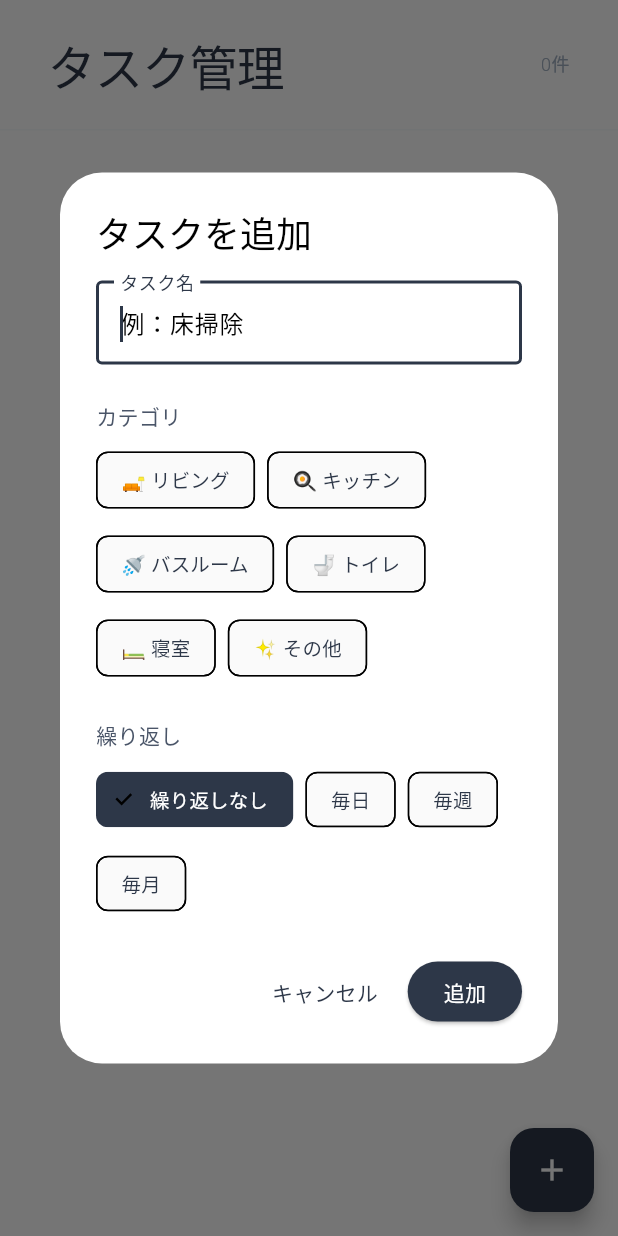
After one commit to kouki2000/owl_clean, a Flutter app: the TaskPage screen opened directly, after a tap on "タスクを追加", on a phone screen of 412 x 824 dp. The commit adds this screen. Run offline on Flutter 3.47's test engine with Material 3 defaults, Android fonts, the phone set to English and light mode, and no system bars; our stand-ins replace sqflite, table_calendar; accounts and stored records are empty.

Commit message:
feat：タスクページ追加

```diff
--- a/lib/main.dart
+++ b/lib/main.dart
@@ -1,10 +1,14 @@
 import 'package:flutter/material.dart';
 import 'package:flutter/services.dart';
+import 'package:intl/date_symbol_data_local.dart';
 import 'app.dart';
 
-void main() {
+void main() async {
   // Flutter Bindingの初期化
   WidgetsFlutterBinding.ensureInitialized();
+
+  // 日本語ロケールを初期化
+  await initializeDateFormatting('ja_JP');
 
   // ステータスバーの設定
   SystemChrome.setSystemUIOverlayStyle(
--- /dev/null
+++ b/lib/views/menu/task_page.dart
@@ -0,0 +1,438 @@
+import 'package:flutter/material.dart';
+import 'package:provider/provider.dart';
+import '../../utils/colors.dart';
+import '../../utils/constants.dart';
+import '../../viewmodels/task_viewmodel.dart';
+import '../../models/task.dart';
+import '../../models/task_category.dart';
+import '../../services/database_service.dart';
+
+/// タスク管理画面
+class TaskPage extends StatefulWidget {
+  const TaskPage({super.key});
+
+  @override
+  State<TaskPage> createState() => _TaskPageState();
+}
+
+class _TaskPageState extends State<TaskPage> {
+  List<TaskCategory> _categories = [];
+
+  @override
+  void initState() {
+    super.initState();
+    _loadCategories();
+  }
+
+  Future<void> _loadCategories() async {
+    final categories = await DatabaseService.instance.getCategories();
+    setState(() {
+      _categories = categories;
+    });
+  }
+
+  @override
+  Widget build(BuildContext context) {
+    return Scaffold(
+      backgroundColor: AppColors.white,
+      body: SafeArea(
+        child: Column(
+          children: [
+            // ヘッダー
+            _buildHeader(),
+
+            // タスク一覧
+            Expanded(
+              child: Consumer<TaskViewModel>(
+                builder: (context, viewModel, child) {
+                  final tasks = viewModel.tasks;
+
+                  if (tasks.isEmpty) {
+                    return Center(
+                      child: Column(
+                        mainAxisAlignment: MainAxisAlignment.center,
+                        children: [
+                          const Text('✨', style: TextStyle(fontSize: 48)),
+                          const SizedBox(height: AppSpacing.lg),
+                          Text(
+                            'タスクがありません',
+                            style: AppTextStyles.body.copyWith(
+                              color: AppColors.gray400,
+                            ),
+                          ),
+                          const SizedBox(height: AppSpacing.lg),
+                          ElevatedButton.icon(
+                            onPressed: () => _showAddTaskDialog(context),
+                            icon: const Icon(Icons.add, size: 20),
+                            label: const Text('タスクを追加'),
+                            style: ElevatedButton.styleFrom(
+                              backgroundColor: AppColors.gray800,
+                              foregroundColor: AppColors.white,
+                              padding: const EdgeInsets.symmetric(
+                                horizontal: AppSpacing.xl,
+                                vertical: AppSpacing.md,
+                              ),
+                            ),
+                          ),
+                        ],
+                      ),
+                    );
+                  }
+
+                  return ListView.builder(
+                    padding: const EdgeInsets.all(AppSpacing.lg),
+                    itemCount: tasks.length,
+                    itemBuilder: (context, index) {
+                      final task = tasks[index];
+                      return _buildTaskItem(task, viewModel);
+                    },
+                  );
+                },
+              ),
+            ),
+          ],
+        ),
+      ),
+      // フローティングボタン
+      floatingActionButton: FloatingActionButton(
+        onPressed: () => _showAddTaskDialog(context),
+        backgroundColor: AppColors.gray800,
+        child: const Icon(Icons.add, color: AppColors.white),
+      ),
+    );
+  }
+
+  /// ヘッダー
+  Widget _buildHeader() {
+    return Container(
+      padding: const EdgeInsets.symmetric(
+        horizontal: AppSpacing.xl,
+        vertical: AppSpacing.lg,
+      ),
+      decoration: const BoxDecoration(
+        border: Border(bottom: BorderSide(color: AppColors.border, width: 1)),
+      ),
+      child: Row(
+        mainAxisAlignment: MainAxisAlignment.spaceBetween,
+        children: [
+          Text('タスク管理', style: AppTextStyles.h1),
+          Consumer<TaskViewModel>(
+            builder: (context, viewModel, child) {
+              return Text(
+                '${viewModel.tasks.length}件',
+                style: AppTextStyles.caption,
+              );
+            },
+          ),
+        ],
+      ),
+    );
+  }
+
+  /// タスクアイテム
+  Widget _buildTaskItem(Task task, TaskViewModel viewModel) {
+    return Dismissible(
+      key: Key(task.id),
+      direction: DismissDirection.endToStart,
+      background: Container(
+        alignment: Alignment.centerRight,
+        padding: const EdgeInsets.only(right: AppSpacing.lg),
+        color: AppColors.error,
+        child: const Icon(Icons.delete_outline, color: AppColors.white),
+      ),
+      confirmDismiss: (direction) async {
+        return await showDialog(
+          context: context,
+          builder: (context) => AlertDialog(
+            title: const Text('削除確認'),
+            content: Text('「${task.title}」を削除しますか？'),
+            actions: [
+              TextButton(
+                onPressed: () => Navigator.of(context).pop(false),
+                child: const Text('キャンセル'),
+              ),
+              TextButton(
+                onPressed: () => Navigator.of(context).pop(true),
+                child: const Text(
+                  '削除',
+                  style: TextStyle(color: AppColors.error),
+                ),
+              ),
+            ],
+          ),
+        );
+      },
+      onDismissed: (direction) {
+        viewModel.deleteTask(task.id);
+        ScaffoldMessenger.of(context).showSnackBar(
+          SnackBar(
+            content: Text('「${task.title}」を削除しました'),
+            duration: const Duration(seconds: 2),
+          ),
+        );
+      },
+      child: Container(
+        margin: const EdgeInsets.only(bottom: AppSpacing.md),
+        padding: const EdgeInsets.all(AppSpacing.lg),
+        decoration: BoxDecoration(
+          color: AppColors.white,
+          border: Border.all(color: AppColors.border),
+          borderRadius: BorderRadius.circular(8),
+        ),
+        child: Column(
+          crossAxisAlignment: CrossAxisAlignment.start,
+          children: [
+            // タスク名と完了チェック
+            Row(
+              children: [
+                GestureDetector(
+                  onTap: () => viewModel.toggleTaskCompletion(task.id),
+                  child: Container(
+                    width: 20,
+                    height: 20,
+                    decoration: BoxDecoration(
+                      color: task.isCompleted
+                          ? AppColors.gray800
+                          : Colors.transparent,
+                      shape: BoxShape.circle,
+                      border: Border.all(
+                        color: task.isCompleted
+                            ? AppColors.gray800
+                            : AppColors.gray300,
+                        width: 2,
+                      ),
+                    ),
+                    child: task.isCompleted
+                        ? const Icon(
+                            Icons.check,
+                            size: 12,
+                            color: AppColors.white,
+                          )
+                        : null,
+                  ),
+                ),
+                const SizedBox(width: AppSpacing.md),
+                Expanded(
+                  child: Text(
+                    task.title,
+                    style: AppTextStyles.h3.copyWith(
+                      fontWeight: FontWeight.w300,
+                      decoration: task.isCompleted
+                          ? TextDecoration.lineThrough
+                          : TextDecoration.none,
+                      color: task.isCompleted
+                          ? AppColors.gray400
+                          : AppColors.gray800,
+                    ),
+                  ),
+                ),
+              ],
+            ),
+
+            const SizedBox(height: AppSpacing.md),
+
+            // 繰り返し設定
+            if (task.repeatType != RepeatType.none)
+              Container(
+                padding: const EdgeInsets.symmetric(
+                  horizontal: AppSpacing.sm,
+                  vertical: 4,
+                ),
+                decoration: BoxDecoration(
+                  color: AppColors.gray50,
+                  borderRadius: BorderRadius.circular(4),
+                ),
+                child: Text(
+                  _getRepeatTypeLabel(task.repeatType),
+                  style: AppTextStyles.caption.copyWith(fontSize: 11),
+                ),
+              ),
+          ],
+        ),
+      ),
+    );
+  }
+
+  /// 繰り返しタイプのラベルを取得
+  String _getRepeatTypeLabel(RepeatType type) {
+    switch (type) {
+      case RepeatType.daily:
+        return '毎日';
+      case RepeatType.weekly:
+        return '毎週';
+      case RepeatType.monthly:
+        return '毎月';
+      case RepeatType.none:
+        return '';
+    }
+  }
+
+  /// タスク追加ダイアログ
+  void _showAddTaskDialog(BuildContext context) {
+    final titleController = TextEditingController();
+    String? selectedCategoryId;
+    RepeatType selectedRepeatType = RepeatType.none;
+
+    showDialog(
+      context: context,
+      builder: (dialogContext) => StatefulBuilder(
+        builder: (context, setState) {
+          return AlertDialog(
+            title: const Text('タスクを追加'),
+            content: SingleChildScrollView(
+              child: Column(
+                mainAxisSize: MainAxisSize.min,
+                crossAxisAlignment: CrossAxisAlignment.start,
+                children: [
+                  // タスク名入力
+                  TextField(
+                    controller: titleController,
+                    decoration: const InputDecoration(
+                      labelText: 'タスク名',
+                      hintText: '例：床掃除',
+                      border: OutlineInputBorder(),
+                    ),
+                    autofocus: true,
+                  ),
+
+                  const SizedBox(height: AppSpacing.lg),
+
+                  // カテゴリ選択
+                  Text(
+                    'カテゴリ',
+                    style: AppTextStyles.body.copyWith(
+                      fontWeight: FontWeight.w400,
+                      fontSize: 14,
+                    ),
+                  ),
+                  const SizedBox(height: AppSpacing.sm),
+                  Wrap(
+                    spacing: AppSpacing.sm,
+                    runSpacing: AppSpacing.sm,
+                    children: _categories.map((category) {
+                      final isSelected = selectedCategoryId == category.id;
+                      return ChoiceChip(
+                        label: Text(
+                          '${category.icon} ${category.name}',
+                          style: TextStyle(
+                            fontSize: 13,
+                            color: isSelected
+                                ? AppColors.white
+                                : AppColors.gray800,
+                          ),
+                        ),
+                        selected: isSelected,
+                        onSelected: (selected) {
+                          setState(() {
+                            selectedCategoryId = selected ? category.id : null;
+                          });
+                        },
+                        selectedColor: AppColors.gray800,
+                        backgroundColor: AppColors.gray50,
+                      );
+                    }).toList(),
+                  ),
+
+                  const SizedBox(height: AppSpacing.lg),
+
+                  // 繰り返し設定
+                  Text(
+                    '繰り返し',
+                    style: AppTextStyles.body.copyWith(
+                      fontWeight: FontWeight.w400,
+                      fontSize: 14,
+                    ),
+                  ),
+                  const SizedBox(height: AppSpacing.sm),
+                  Wrap(
+                    spacing: AppSpacing.sm,
+                    runSpacing: AppSpacing.sm,
+                    children: [
+                      _buildRepeatChip(
+                        '繰り返しなし',
+                        RepeatType.none,
+                        selectedRepeatType,
+                        (type) => setState(() => selectedRepeatType = type),
+                      ),
+                      _buildRepeatChip(
+                        '毎日',
+                        RepeatType.daily,
+                        selectedRepeatType,
+                        (type) => setState(() => selectedRepeatType = type),
+                      ),
+                      _buildRepeatChip(
+                        '毎週',
+                        RepeatType.weekly,
+                        selectedRepeatType,
+                        (type) => setState(() => selectedRepeatType = type),
+                      ),
+                      _buildRepeatChip(
+                        '毎月',
+                        RepeatType.monthly,
+                        selectedRepeatType,
+                        (type) => setState(() => selectedRepeatType = type),
+                      ),
+                    ],
+                  ),
+                ],
+              ),
+            ),
+            actions: [
+              TextButton(
+                onPressed: () => Navigator.of(dialogContext).pop(),
+                child: const Text('キャンセル'),
+              ),
+              ElevatedButton(
+                onPressed: () {
+                  if (titleController.text.trim().isNotEmpty) {
+                    // タスクを追加
+                    context.read<TaskViewModel>().addTask(
+                      title: titleController.text.trim(),
+                      categoryId: selectedCategoryId,
+                      repeatType: selectedRepeatType,
+                    );
+                    Navigator.of(dialogContext).pop();
+                    ScaffoldMessenger.of(context).showSnackBar(
+                      const SnackBar(
+                        content: Text('タスクを追加しました'),
+                        duration: Duration(seconds: 2),
+                      ),
+                    );
+                  }
+                },
+                style: ElevatedButton.styleFrom(
+                  backgroundColor: AppColors.gray800,
+                  foregroundColor: AppColors.white,
+                ),
+                child: const Text('追加'),
+              ),
+            ],
+          );
+        },
+      ),
+    );
+  }
+
+  /// 繰り返しチップ
+  Widget _buildRepeatChip(
+    String label,
+    RepeatType type,
+    RepeatType selectedType,
+    Function(RepeatType) onSelected,
+  ) {
+    final isSelected = selectedType == type;
+    return ChoiceChip(
+      label: Text(
+        label,
+        style: TextStyle(
+          fontSize: 13,
+          color: isSelected ? AppColors.white : AppColors.gray800,
+        ),
+      ),
+      selected: isSelected,
+      onSelected: (selected) => onSelected(type),
+      selectedColor: AppColors.gray800,
+      backgroundColor: AppColors.gray50,
+    );
+  }
+}
```
Also changed, not shown: lib/app.dart (+16 -6 lines), lib/views/calendar/calendar_page.dart (+72 -30 lines), lib/views/menu/menu_page.dart (deleted), 1 other file.
